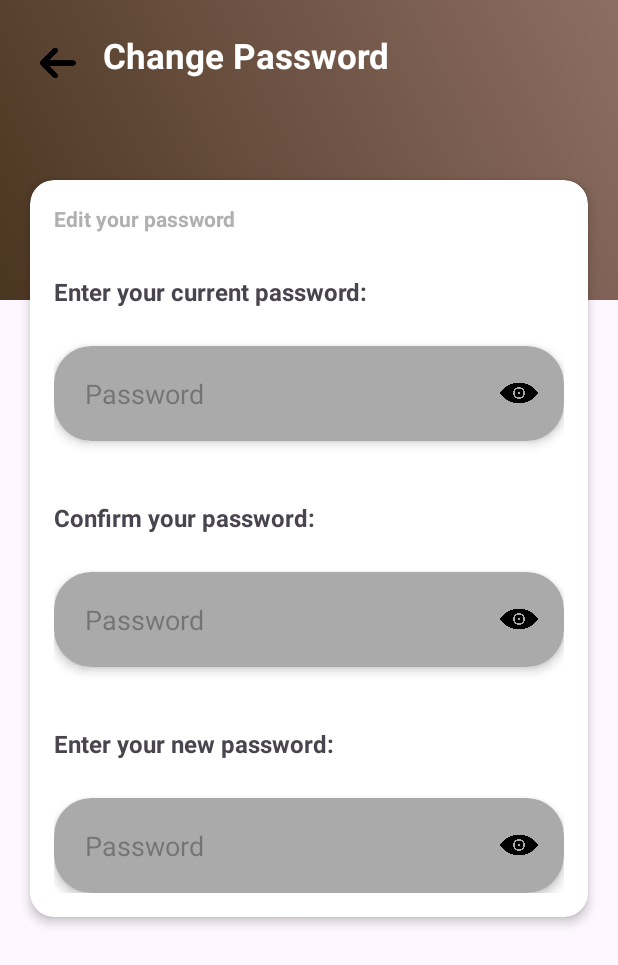
After one commit to hautranuit/-MOBILE_FinalPr-ect, an Android app: the ChangePassword screen opened directly, with no data from a screen before it, on a phone screen of 412 x 824 dp. The commit adds this screen. Shown: the top 965 px of the screen. Run offline under Robolectric (Android 15) with nearby library versions, the phone set to English and light mode, and no system bars.

Commit message:
add screen ChangePassword

```diff
--- /dev/null
+++ b/app/src/main/java/com/example/finalproject/ChangePassword.java
@@ -0,0 +1,35 @@
+package com.example.finalproject;
+
+import android.content.Intent;
+import android.os.Bundle;
+import android.view.View;
+import android.widget.ImageView;
+
+import androidx.activity.EdgeToEdge;
+import androidx.appcompat.app.AppCompatActivity;
+import androidx.core.graphics.Insets;
+import androidx.core.view.ViewCompat;
+import androidx.core.view.WindowInsetsCompat;
+
+public class ChangePassword extends AppCompatActivity {
+
+    @Override
+    protected void onCreate(Bundle savedInstanceState) {
+        super.onCreate(savedInstanceState);
+        EdgeToEdge.enable(this);
+        setContentView(R.layout.activity_change_password);
+        ViewCompat.setOnApplyWindowInsetsListener(findViewById(R.id.main), (v, insets) -> {
+            Insets systemBars = insets.getInsets(WindowInsetsCompat.Type.systemBars());
+            v.setPadding(systemBars.left, systemBars.top, systemBars.right, systemBars.bottom);
+            return insets;
+        });
+
+        ImageView backButton = findViewById(R.id.backButton);
+        backButton.setOnClickListener(new View.OnClickListener() {
+            @Override
+            public void onClick(View v) {
+                finish();
+            }
+        });
+    }
+}
--- a/app/src/main/java/com/example/finalproject/ForgotPassword2.java
+++ b/app/src/main/java/com/example/finalproject/ForgotPassword2.java
@@ -2,6 +2,9 @@ package com.example.finalproject;
 
 import android.content.Intent;
 import android.os.Bundle;
+import android.os.CountDownTimer;
+import android.text.Editable;
+import android.text.TextWatcher;
 import android.view.View;
 import android.widget.Button;
 import android.widget.EditText;
@@ -56,7 +59,9 @@ public class ForgotPassword2 extends AppCompatActivity {
         resendCode.setOnClickListener(new View.OnClickListener() {
             @Override
             public void onClick(View view) {
+
                 sendOtp(email);
+                startCountdownTimer(); // Reset lại thời gian khi gửi mã OTP mới
             }
         });
 
@@ -103,6 +108,9 @@ public class ForgotPassword2 extends AppCompatActivity {
             v.setPadding(systemBars.left, systemBars.top, systemBars.right, systemBars.bottom);
             return insets;
         });
+
+        // Áp dụng TextWatcher
+        setupOtpInputs();
     }
     private void sendOtp(String email) {
         restfulApi.sendOtp(email).enqueue(new Callback<Map<String, String>>() {
@@ -129,5 +137,62 @@ public class ForgotPassword2 extends AppCompatActivity {
         });
     }
 
+    private void setupOtpInputs() {
+        EditText[] otpFields = {edt1, edt2, edt3, edt4, edt5, edt6};
+
+        for (int i = 0; i < otpFields.length; i++) {
+            int currentIndex = i;
+
+            otpFields[i].addTextChangedListener(new TextWatcher() {
+                @Override
+                public void beforeTextChanged(CharSequence s, int start, int count, int after) {}
+
+                @Override
+                public void onTextChanged(CharSequence s, int start, int before, int count) {
+                    // Chuyển focus khi người dùng nhập
+                    if (s.length() == 1) {
+                        if (currentIndex < otpFields.length - 1) {
+                            otpFields[currentIndex + 1].requestFocus();
+                        }
+                    }
+                }
+
+                @Override
+                public void afterTextChanged(Editable s) {}
+            });
+
+            otpFields[i].setOnKeyListener((v, keyCode, event) -> {
+                // Kiểm tra nếu người dùng bấm phím Backspace và ô hiện tại trống
+                if (event.getAction() == android.view.KeyEvent.ACTION_DOWN &&
+                        keyCode == android.view.KeyEvent.KEYCODE_DEL &&
+                        otpFields[currentIndex].getText().length() == 0 &&
+                        currentIndex > 0) {
+                    otpFields[currentIndex - 1].requestFocus();
+                }
+                return false;
+            });
+        }
+    }
+
+    // Hàm đếm ngược
+    private void startCountdownTimer() {
+        TextView countdownTimer = findViewById(R.id.expiryInfo); // Đảm bảo bạn có TextView trong layout với ID này
+
+        new CountDownTimer(59000, 1000) { // 1 phút, cập nhật mỗi giây
+            public void onTick(long millisUntilFinished) {
+                long secondsRemaining = millisUntilFinished / 1000;
+                countdownTimer.setText("The verify code will expire in 00:" + secondsRemaining + " s");
+            }
+
+            public void onFinish() {
+                countdownTimer.setText("The verification code has expired. Please request a new one.");
+                resendCode.setEnabled(true); // Bật lại nút gửi lại mã
+            }
+        }.start();
+
+        resendCode.setEnabled(false); // Vô hiệu hóa nút gửi lại mã trong khi đếm ngược
+    }
+
+
 
 }
--- a/app/src/main/java/com/example/finalproject/SettingsScreen.java
+++ b/app/src/main/java/com/example/finalproject/SettingsScreen.java
@@ -11,6 +11,7 @@ import android.widget.TextView;
 import androidx.activity.EdgeToEdge;
 import androidx.appcompat.app.AppCompatActivity;
 import androidx.appcompat.app.AppCompatDelegate;
+import androidx.cardview.widget.CardView;
 import androidx.core.graphics.Insets;
 import androidx.core.view.ViewCompat;
 import androidx.core.view.WindowInsetsCompat;
@@ -61,6 +62,35 @@ public class SettingsScreen extends AppCompatActivity {
             }
         });
 
+        TextView logout = findViewById(R.id.logout);
+        logout.setOnClickListener(new View.OnClickListener() {
+            @Override
+            public void onClick(View v) {
+                Intent intent = new Intent(SettingsScreen.this, LoginScreen.class);
+                startActivity(intent);
+            }
+        });
+
+        TextView editprofile = findViewById(R.id.editProfile);
+        editprofile.setOnClickListener(new View.OnClickListener() {
+            @Override
+            public void onClick(View v) {
+                Intent intent = new Intent(SettingsScreen.this, DetailSignUp.class);
+                startActivity(intent);
+            }
+        });
+
+        TextView changePassword = findViewById(R.id.editChangePassword);
+        changePassword.setOnClickListener(new View.OnClickListener() {
+            @Override
+            public void onClick(View v) {
+                Intent intent = new Intent(SettingsScreen.this, ChangePassword.class);
+                startActivity(intent);
+            }
+        });
+
+
+
         // Kiểm tra chế độ từ SharedPreferences
         sharedPreferences = getSharedPreferences("AppSettingsPrefs", 0);
         boolean isDarkMode = sharedPreferences.getBoolean("DarkMode", false);
--- /dev/null
+++ b/app/src/main/res/drawable/edittext_background.xml
@@ -0,0 +1,4 @@
+<shape xmlns:android="http://schemas.android.com/apk/res/android">
+    <solid android:color="#D3D3D3" /> <!-- Màu xám nhạt -->
+    <corners android:radius="8dp" /> <!-- Bo góc -->
+</shape>
--- /dev/null
+++ b/app/src/main/res/layout/activity_change_password.xml
@@ -0,0 +1,212 @@
+<?xml version="1.0" encoding="utf-8"?>
+<androidx.constraintlayout.widget.ConstraintLayout xmlns:android="http://schemas.android.com/apk/res/android"
+    xmlns:app="http://schemas.android.com/apk/res-auto"
+    xmlns:tools="http://schemas.android.com/tools"
+    android:id="@+id/main"
+    android:layout_width="match_parent"
+    android:layout_height="match_parent"
+    tools:context=".ChangePassword">
+
+    <RelativeLayout
+        android:id="@+id/header"
+        android:layout_width="match_parent"
+        android:layout_height="200dp"
+        android:background="@drawable/gradient_background"
+        android:padding="16dp"
+        app:layout_constraintEnd_toEndOf="parent"
+        app:layout_constraintStart_toStartOf="parent"
+        app:layout_constraintTop_toTopOf="parent">
+
+        <!-- Back button and Title -->
+        <LinearLayout
+            android:id="@+id/back_button"
+            android:layout_width="wrap_content"
+            android:layout_height="wrap_content"
+            android:layout_alignParentTop="true"
+            android:layout_marginStart="5dp"
+            android:layout_marginTop="5dp"
+            android:gravity="center_vertical"
+            android:orientation="horizontal">
+
+            <ImageView
+                android:id="@+id/backButton"
+                android:layout_width="24dp"
+                android:layout_height="24dp"
+                android:layout_marginStart="5dp"
+                android:layout_marginTop="5dp"
+                android:layout_marginEnd="10dp"
+                android:src="@drawable/ic_back" />
+
+            <TextView
+                android:id="@+id/ChangePassword"
+                android:layout_width="wrap_content"
+                android:layout_height="wrap_content"
+                android:layout_marginStart="8dp"
+                android:text="Change Password"
+                android:textColor="#FFFFFF"
+                android:textSize="23sp"
+                android:textStyle="bold" />
+        </LinearLayout>
+    </RelativeLayout>
+
+    <!-- Settings Card -->
+    <androidx.cardview.widget.CardView
+        android:layout_width="0dp"
+        android:layout_height="wrap_content"
+        android:layout_marginStart="20dp"
+        android:layout_marginEnd="20dp"
+        android:translationY="-80dp"
+        app:cardCornerRadius="16dp"
+        app:cardElevation="4dp"
+        app:layout_constraintTop_toBottomOf="@id/header"
+        app:layout_constraintStart_toStartOf="parent"
+        app:layout_constraintEnd_toEndOf="parent">
+
+        <LinearLayout
+            android:layout_width="match_parent"
+            android:layout_height="wrap_content"
+            android:orientation="vertical"
+            android:padding="16dp">
+
+
+            <!-- Account Settings Title -->
+            <TextView
+                android:layout_width="wrap_content"
+                android:layout_height="wrap_content"
+                android:text="Edit your password"
+                android:textColor="#B0B0B0"
+                android:textSize="14sp"
+                android:textStyle="bold"
+                android:paddingBottom="8dp"/>
+
+            <!-- Settings Items -->
+            <TextView
+                android:layout_width="wrap_content"
+                android:layout_height="wrap_content"
+                android:text="Enter your current password:"
+                android:textStyle="bold"
+                android:layout_marginTop="20dp"
+                android:textSize="16sp"/>
+
+            <androidx.cardview.widget.CardView
+                android:id="@+id/currentPassword"
+                android:layout_width="match_parent"
+                android:layout_height="wrap_content"
+                android:layout_marginTop="25dp"
+                app:cardCornerRadius="25dp"
+                app:cardElevation="4dp">
+
+                <RelativeLayout
+                    android:layout_width="match_parent"
+                    android:layout_height="wrap_content"
+                    android:background="#AAAAAA"
+                    android:padding="7dp">
+
+                    <EditText
+                        android:id="@+id/edtPassword"
+                        android:layout_width="match_parent"
+                        android:layout_height="wrap_content"
+                        android:layout_marginStart="1dp"
+                        android:hint="Password"
+                        android:background="@null"
+                        android:gravity="center_vertical|start"
+                        android:padding="12dp" />
+
+                    <ImageView
+                        android:layout_width="25dp"
+                        android:layout_height="25dp"
+                        android:layout_alignParentEnd="true"
+                        android:layout_centerVertical="true"
+                        android:layout_marginEnd="10dp"
+                        android:src="@drawable/ic_eye_black" />
+                </RelativeLayout>
+            </androidx.cardview.widget.CardView>
+
+            <TextView
+                android:layout_width="wrap_content"
+                android:layout_height="wrap_content"
+                android:text="Confirm your password:"
+                android:textStyle="bold"
+                android:layout_marginTop="40dp"
+                android:textSize="16sp"/>
+
+            <androidx.cardview.widget.CardView
+                android:id="@+id/confirmPassword"
+                android:layout_width="match_parent"
+                android:layout_height="wrap_content"
+                android:layout_marginTop="25dp"
+                app:cardCornerRadius="25dp"
+                app:cardElevation="4dp">
+
+                <RelativeLayout
+                    android:layout_width="match_parent"
+                    android:layout_height="wrap_content"
+                    android:background="#AAAAAA"
+                    android:padding="7dp">
+
+                    <EditText
+                        android:id="@+id/ConfirmPassword"
+                        android:layout_width="match_parent"
+                        android:layout_height="wrap_content"
+                        android:layout_marginStart="1dp"
+                        android:hint="Password"
+                        android:background="@null"
+                        android:gravity="center_vertical|start"
+                        android:padding="12dp" />
+
+                    <ImageView
+                        android:layout_width="25dp"
+                        android:layout_height="25dp"
+                        android:layout_alignParentEnd="true"
+                        android:layout_centerVertical="true"
+                        android:layout_marginEnd="10dp"
+                        android:src="@drawable/ic_eye_black" />
+                </RelativeLayout>
+            </androidx.cardview.widget.CardView>
+
+            <TextView
+                android:layout_width="wrap_content"
+                android:layout_height="wrap_content"
+                android:text="Enter your new password:"
+                android:textStyle="bold"
+                android:layout_marginTop="40dp"
+                android:textSize="16sp"/>
+
+            <androidx.cardview.widget.CardView
+                android:id="@+id/newPassword"
+                android:layout_width="match_parent"
+                android:layout_height="wrap_content"
+                android:layout_marginTop="25dp"
+                app:cardCornerRadius="25dp"
+                app:cardElevation="4dp">
+
+                <RelativeLayout
+                    android:layout_width="match_parent"
+                    android:layout_height="wrap_content"
+                    android:background="#AAAAAA"
+                    android:padding="7dp">
+
+                    <EditText
+                        android:id="@+id/NewPassword"
+                        android:layout_width="match_parent"
+                        android:layout_height="wrap_content"
+                        android:layout_marginStart="1dp"
+                        android:hint="Password"
+                        android:background="@null"
+                        android:gravity="center_vertical|start"
+                        android:padding="12dp" />
+
+                    <ImageView
+                        android:layout_width="25dp"
+                        android:layout_height="25dp"
+                        android:layout_alignParentEnd="true"
+                        android:layout_centerVertical="true"
+                        android:layout_marginEnd="10dp"
+                        android:src="@drawable/ic_eye_black" />
+                </RelativeLayout>
+            </androidx.cardview.widget.CardView>
+
+        </LinearLayout>
+    </androidx.cardview.widget.CardView>
+
+</androidx.constraintlayout.widget.ConstraintLayout>
--- a/app/src/main/res/layout/activity_main_component.xml
+++ b/app/src/main/res/layout/activity_main_component.xml
@@ -56,7 +56,7 @@
                     android:layout_width="wrap_content"
                     android:layout_height="wrap_content"
                     android:text="@string/ngoc_hau"
-                    android:textColor="#FFFFFF"
+                    android:textColor="#4B3621"
                     android:textSize="20sp"
                     android:textStyle="bold" />
 
@@ -64,7 +64,7 @@
                     android:layout_width="wrap_content"
                     android:layout_height="wrap_content"
                     android:text="22520412@gm.uit.edu.vn"
-                    android:textColor="#FFFFFF"
+                    android:textColor="#4B3621"
                     android:textSize="16sp"
                     android:textStyle="bold" /> <!-- Giảm textSize nếu muốn hài hòa hơn -->
 
--- a/app/src/main/res/layout/activity_settings_helpcenter.xml
+++ b/app/src/main/res/layout/activity_settings_helpcenter.xml
@@ -44,7 +44,7 @@
                 android:layout_marginStart="8dp"
                 android:text="Help Center"
                 android:textColor="#FFFFFF"
-                android:textSize="25sp"
+                android:textSize="23sp"
                 android:textStyle="bold" />
         </LinearLayout>
 
@@ -58,23 +58,24 @@
             app:cardElevation="4dp">
 
             <RelativeLayout
-                android:layout_width="wrap_content"
-                android:layout_height="wrap_content"
+                android:layout_width="373dp"
+                android:layout_height="57dp"
                 android:padding="7dp">
 
                 <EditText
                     android:layout_width="match_parent"
                     android:layout_height="wrap_content"
+                    android:layout_marginStart="25dp"
                     android:background="@android:color/transparent"
-                    android:layout_marginStart="25dp"
                     android:hint="What support do you need?"
                     android:padding="12dp" />
+
                 <ImageView
                     android:layout_width="25dp"
                     android:layout_height="25dp"
+                    android:layout_marginStart="5dp"
                     android:layout_marginTop="12dp"
-                    android:layout_marginStart="5dp"
-                    android:src="@drawable/ic_search"/>
+                    android:src="@drawable/ic_search" />
             </RelativeLayout>
         </androidx.cardview.widget.CardView>
     </RelativeLayout>
--- a/app/src/main/res/layout/activity_settings_screen.xml
+++ b/app/src/main/res/layout/activity_settings_screen.xml
@@ -356,6 +356,7 @@
             </LinearLayout>
 
             <LinearLayout
+                android:id="@+id/LogOut"
                 android:layout_width="match_parent"
                 android:layout_height="wrap_content"
                 android:focusable="true"
--- a/app/src/main/res/layout/activity_sign_up_email.xml
+++ b/app/src/main/res/layout/activity_sign_up_email.xml
@@ -119,14 +119,14 @@
             android:layout_width="0dp"
             android:layout_height="4dp"
             android:layout_weight="1"
-            android:background="#000000"
+            android:background="#FFFFFF"
             android:layout_marginHorizontal="4dp" />
 
         <View
             android:layout_width="0dp"
             android:layout_height="4dp"
             android:layout_weight="1"
-            android:background="#FFFFFF"
+            android:background="#000000"
             android:layout_marginHorizontal="4dp" />
 
         <View
--- a/app/src/main/res/layout/activity_sign_up_username.xml
+++ b/app/src/main/res/layout/activity_sign_up_username.xml
@@ -119,14 +119,14 @@
             android:layout_width="0dp"
             android:layout_height="4dp"
             android:layout_weight="1"
-            android:background="#FFFFFF"
+            android:background="#000000"
             android:layout_marginHorizontal="4dp" />
 
         <View
             android:layout_width="0dp"
             android:layout_height="4dp"
             android:layout_weight="1"
-            android:background="#000000"
+            android:background="#FFFFFF"
             android:layout_marginHorizontal="4dp" />
 
         <View
--- a/app/src/main/res/layout/activity_sign_up_yourname.xml
+++ b/app/src/main/res/layout/activity_sign_up_yourname.xml
@@ -66,6 +66,7 @@
             android:paddingBottom="48dp" />
 
         <EditText
+            android:id="@+id/edit_text_name"
             android:layout_width="match_parent"
             android:layout_height="wrap_content"
             android:textColor="@android:color/white"
```
Also changed, not shown: app/src/main/AndroidManifest.xml (+9 -5 lines), app/src/main/res/drawable/ic_eye_black.png (added).
